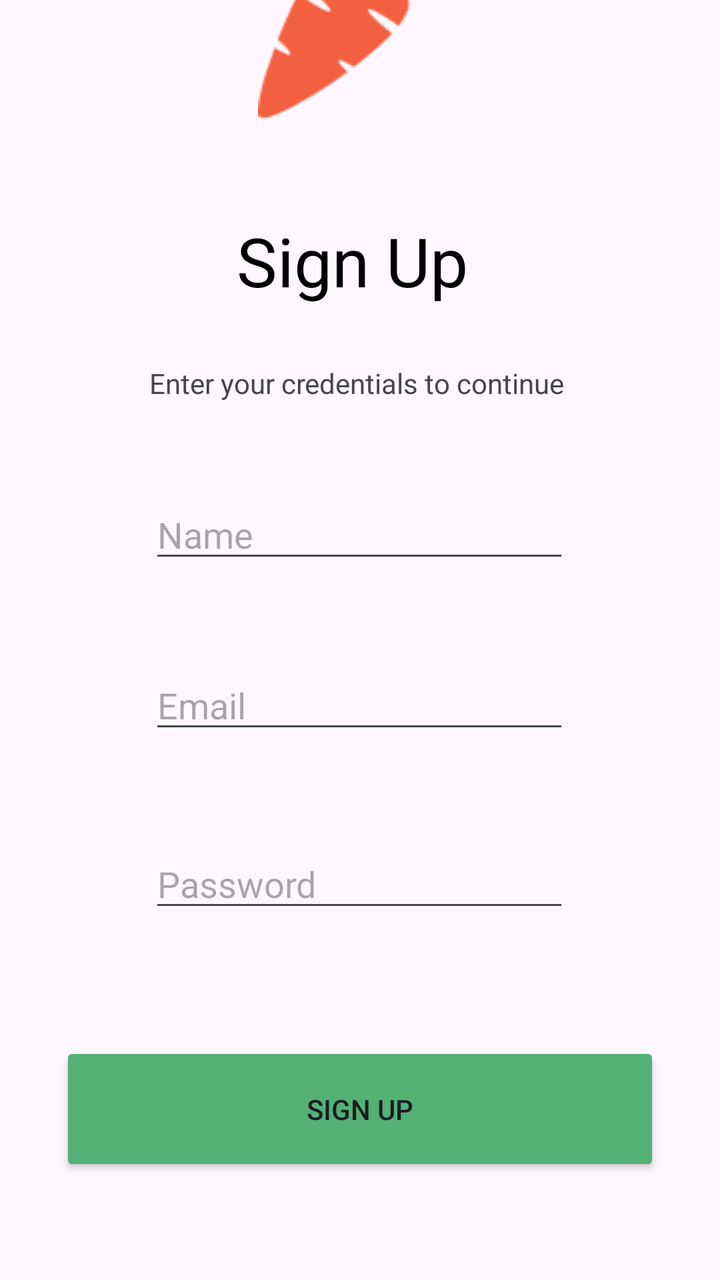
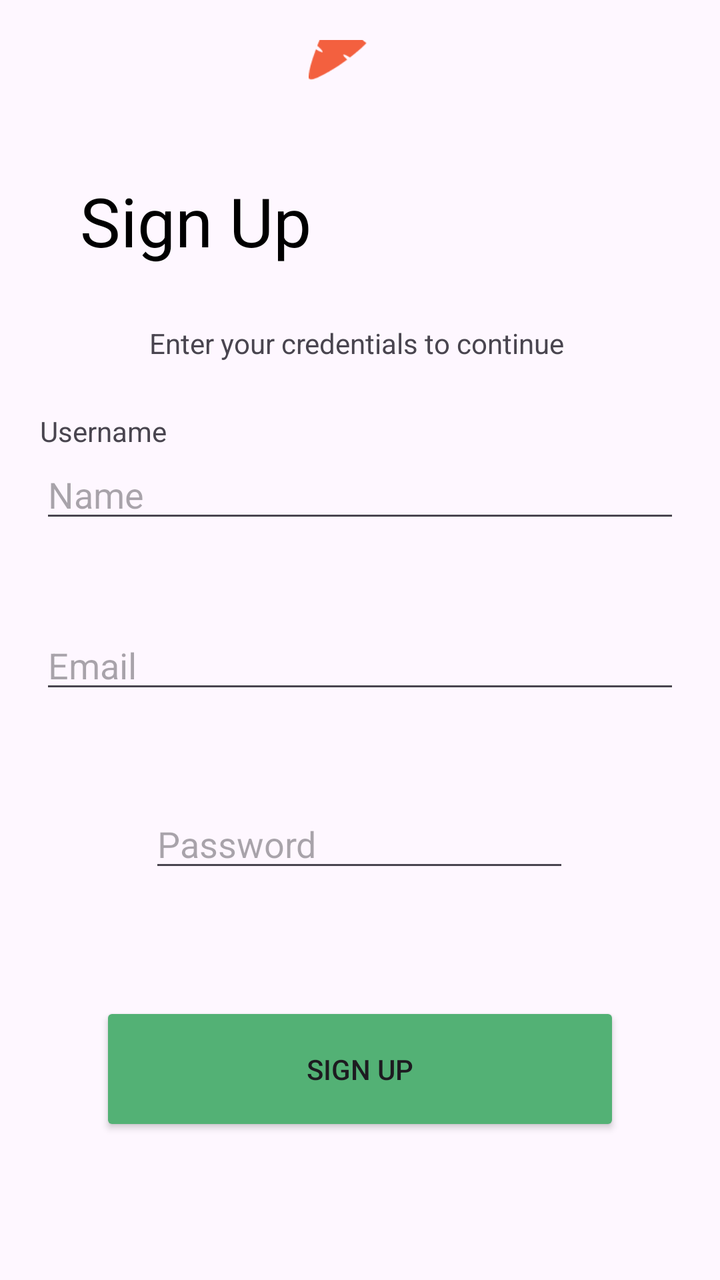

Compare the two renders of this Android layout. The source of the first and the diff that turns it into the second are given below.
<!-- AndroidManifest.xml: application theme Theme.GroceriesAppTask1 -->
<!-- res/layout/activity_signup.xml -->
<?xml version="1.0" encoding="utf-8"?>
<androidx.constraintlayout.widget.ConstraintLayout xmlns:android="http://schemas.android.com/apk/res/android"
    xmlns:app="http://schemas.android.com/apk/res-auto"
    xmlns:tools="http://schemas.android.com/tools"
    android:id="@+id/main"
    android:layout_width="match_parent"
    android:layout_height="match_parent"
    tools:context=".Signup">

    <ImageView
        android:id="@+id/imageView5"
        android:layout_width="wrap_content"
        android:layout_height="wrap_content"
        android:layout_marginBottom="48dp"
        app:layout_constraintBottom_toTopOf="@+id/textView7"
        app:layout_constraintEnd_toEndOf="@+id/textView7"
        app:layout_constraintHorizontal_bias="0.55"
        app:layout_constraintStart_toStartOf="@+id/textView7"
        app:srcCompat="@drawable/img_6" />

    <TextView
        android:id="@+id/textView7"
        android:layout_width="wrap_content"
        android:layout_height="wrap_content"
        android:layout_marginBottom="48dp"
        android:text="Sign Up"
        android:textColor="@color/design_default_color_on_secondary"
        android:textSize="34sp"
        app:layout_constraintBottom_toBottomOf="@+id/textView8"
        app:layout_constraintEnd_toEndOf="@+id/textView8"
        app:layout_constraintHorizontal_bias="0.478"
        app:layout_constraintStart_toStartOf="@+id/textView8" />

    <TextView
        android:id="@+id/textView8"
        android:layout_width="wrap_content"
        android:layout_height="wrap_content"
        android:layout_marginBottom="44dp"
        android:text="Enter your credentials to continue"
        app:layout_constraintBottom_toTopOf="@+id/editTextTextMultiLine"

        app:layout_constraintEnd_toEndOf="@+id/editTextTextMultiLine"
        app:layout_constraintHorizontal_bias="0.0"
        app:layout_constraintStart_toStartOf="@+id/editTextTextMultiLine" />

    <EditText
        android:id="@+id/editTextTextMultiLine"
        android:layout_width="wrap_content"
        android:layout_height="wrap_content"
        android:layout_marginBottom="44dp"
        android:ems="10"
        android:gravity="start|top"
        android:hint="Name"
        android:inputType="textMultiLine"
        app:layout_constraintBottom_toTopOf="@+id/editTextTextEmailAddress2"
        app:layout_constraintEnd_toEndOf="@+id/editTextTextEmailAddress2"
        app:layout_constraintHorizontal_bias="0.0"
        app:layout_constraintStart_toStartOf="@+id/editTextTextEmailAddress2" />

    <EditText
        android:id="@+id/editTextTextEmailAddress2"
        android:layout_width="wrap_content"
        android:layout_height="wrap_content"
        android:layout_marginBottom="48dp"
        android:ems="10"
        android:hint="Email"
        android:inputType="textEmailAddress"
        app:layout_constraintBottom_toTopOf="@+id/editTextTextPassword3"
        app:layout_constraintEnd_toEndOf="@+id/editTextTextPassword3"
        app:layout_constraintHorizontal_bias="0.0"
        app:layout_constraintStart_toStartOf="@+id/editTextTextPassword3" />

    <EditText
        android:id="@+id/editTextTextPassword3"
        android:layout_width="wrap_content"
        android:layout_height="wrap_content"
        android:layout_marginBottom="60dp"
        android:ems="10"
        android:hint="Password"
        android:inputType="textPassword"
        app:layout_constraintBottom_toTopOf="@+id/button5"
        app:layout_constraintEnd_toEndOf="@+id/button5"
        app:layout_constraintHorizontal_bias="0.496"
        app:layout_constraintStart_toStartOf="@+id/button5" />

    <Button
        android:id="@+id/button5"
        android:layout_width="0dp"
        android:layout_height="67dp"
        android:layout_marginBottom="52dp"
        android:layout_marginLeft="30dp"
        android:layout_marginRight="30dp"

        android:backgroundTint="@color/green"
        android:text="Sign Up"
        app:layout_constraintBottom_toBottomOf="parent"
        app:layout_constraintEnd_toEndOf="parent"
        app:layout_constraintHorizontal_bias="1.0"
        app:layout_constraintStart_toStartOf="parent" />

</androidx.constraintlayout.widget.ConstraintLayout>
<!-- resources referenced by this layout -->
<resources>
  <color name="green">#53B175</color>
  <!-- drawable img_6: png bitmap (drawable, 1918 bytes) -->
  <style name="Theme.GroceriesAppTask1" parent="Base.Theme.GroceriesAppTask1" />
  <style name="Base.Theme.GroceriesAppTask1" parent="Theme.Material3.DayNight.NoActionBar">
          
          
      </style>
</resources>

<!-- the commit's change to res/layout/activity_signup.xml (unified diff, before → after) -->
@@ -5,12 +5,13 @@
     android:id="@+id/main"
     android:layout_width="match_parent"
     android:layout_height="match_parent"
+    android:padding="20dp"
     tools:context=".Signup">
 
     <ImageView
         android:id="@+id/imageView5"
-        android:layout_width="wrap_content"
-        android:layout_height="wrap_content"
+        android:layout_width="48dp"
+        android:layout_height="48dp"
         android:layout_marginBottom="48dp"
         app:layout_constraintBottom_toTopOf="@+id/textView7"
         app:layout_constraintEnd_toEndOf="@+id/textView7"
@@ -18,18 +19,20 @@
         app:layout_constraintStart_toStartOf="@+id/textView7"
         app:srcCompat="@drawable/img_6" />
 
+
     <TextView
         android:id="@+id/textView7"
-        android:layout_width="wrap_content"
+        android:layout_width="match_parent"
         android:layout_height="wrap_content"
         android:layout_marginBottom="48dp"
         android:text="Sign Up"
         android:textColor="@color/design_default_color_on_secondary"
         android:textSize="34sp"
+        android:layout_marginLeft="20dp"
         app:layout_constraintBottom_toBottomOf="@+id/textView8"
         app:layout_constraintEnd_toEndOf="@+id/textView8"
         app:layout_constraintHorizontal_bias="0.478"
-        app:layout_constraintStart_toStartOf="@+id/textView8" />
+        app:layout_constraintStart_toStartOf="parent" />
 
     <TextView
         android:id="@+id/textView8"
@@ -43,9 +46,18 @@
         app:layout_constraintHorizontal_bias="0.0"
         app:layout_constraintStart_toStartOf="@+id/editTextTextMultiLine" />
 
+    <TextView
+        android:layout_width="match_parent"
+        android:layout_height="wrap_content"
+        android:text="Username"
+        app:layout_constraintBottom_toTopOf="@+id/editTextTextMultiLine"
+        app:layout_constraintEnd_toEndOf="@+id/editTextTextEmailAddress2"
+        app:layout_constraintHorizontal_bias="0.0"
+        app:layout_constraintStart_toStartOf="@+id/editTextTextEmailAddress2"
+        />
     <EditText
         android:id="@+id/editTextTextMultiLine"
-        android:layout_width="wrap_content"
+        android:layout_width="match_parent"
         android:layout_height="wrap_content"
         android:layout_marginBottom="44dp"
         android:ems="10"
@@ -59,7 +71,7 @@
 
     <EditText
         android:id="@+id/editTextTextEmailAddress2"
-        android:layout_width="wrap_content"
+        android:layout_width="match_parent"
         android:layout_height="wrap_content"
         android:layout_marginBottom="48dp"
         android:ems="10"
